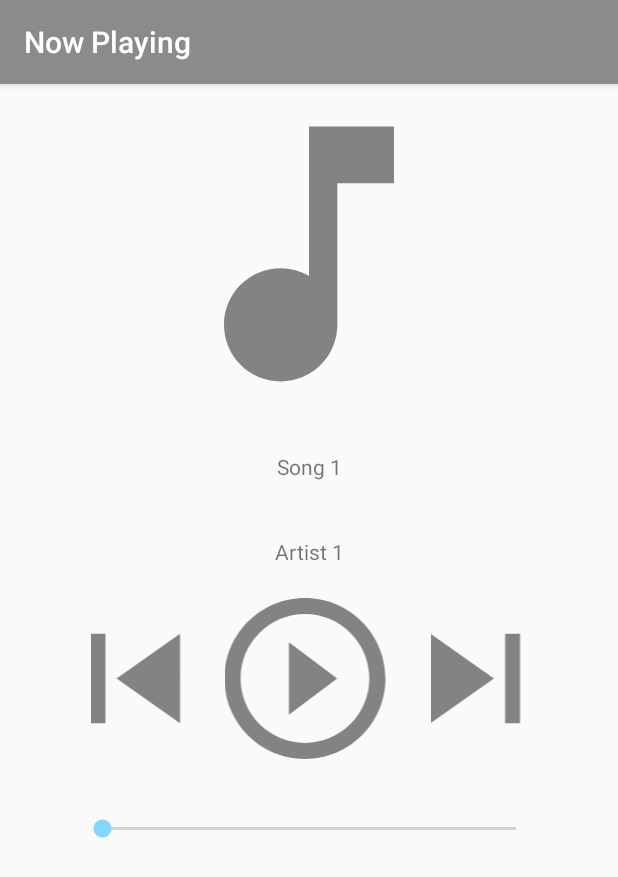
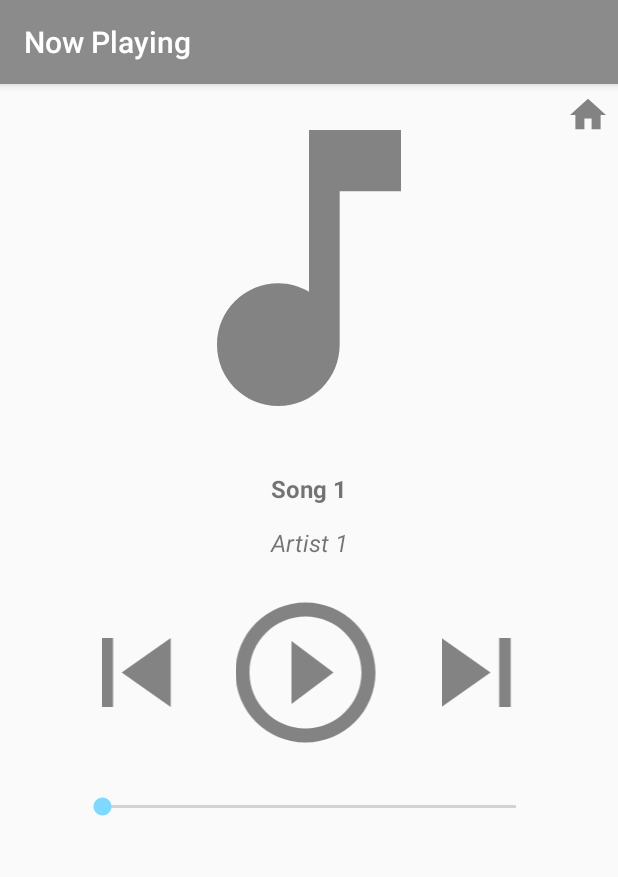
Before and after one commit to diederikdeneef/Music_Player, an Android app: the screen it shows after launch (NowPlaying), after a tap on an icon or button, on a phone screen of 412 x 824 dp. Shown: the top 877 px of the screen. Run offline under Robolectric (Android 15) with nearby library versions, the phone set to English and light mode, and no system bars; 3 other taps on this screen came first.

Commit message:
feat: Add home button to Now Playing
Add home button to the Now Playing activity to navigate directly to
the Music Library.

```diff
--- a/app/src/main/java/com/example/android/musicplayer/NowPlaying.java
+++ b/app/src/main/java/com/example/android/musicplayer/NowPlaying.java
@@ -68,5 +68,15 @@ public class NowPlaying extends AppCompatActivity {
                 startActivity(songDetailsIntent);
             }
         });
+
+        // Set onClickListener and intent on home icon
+        ImageView homeNowPlaying = (ImageView) findViewById(R.id.home_button_now_playing);
+        homeNowPlaying.setOnClickListener(new View.OnClickListener() {
+            @Override
+            public void onClick(View view) {
+                Intent homeIntent = new Intent(getApplicationContext(), MainActivity.class);
+                startActivity(homeIntent);
+            }
+        });
     }
 }
--- a/app/src/main/res/layout/now_playing.xml
+++ b/app/src/main/res/layout/now_playing.xml
@@ -8,12 +8,26 @@
         android:id="@+id/album_art_now_playing"
         android:layout_width="match_parent"
         android:layout_height="0dp"
+        android:scaleType="fitCenter"
         android:src="@drawable/ic_action_music_note"
         app:layout_constraintStart_toStartOf="parent"
         app:layout_constraintEnd_toEndOf="parent"
         app:layout_constraintTop_toTopOf="parent"
         app:layout_constraintBottom_toTopOf="@id/song_title_now_playing"
-        app:layout_constraintVertical_weight="4"/>
+        app:layout_constraintVertical_weight="5"/>
+
+    <ImageView
+        android:id="@+id/home_button_now_playing"
+        android:layout_width="wrap_content"
+        android:layout_height="wrap_content"
+        android:src="@drawable/ic_action_home"
+        app:layout_constraintStart_toStartOf="parent"
+        app:layout_constraintEnd_toEndOf="parent"
+        app:layout_constraintTop_toTopOf="parent"
+        app:layout_constraintBottom_toBottomOf="parent"
+        app:layout_constraintVertical_bias="0"
+        android:padding="8dp"
+        app:layout_constraintHorizontal_bias="1" />
 
     <TextView
         android:id="@+id/song_title_now_playing"
@@ -21,6 +35,8 @@
         android:layout_height="0dp"
         android:gravity="center"
         android:text="Song Title"
+        android:textStyle="bold"
+        android:textSize="16dp"
         app:layout_constraintStart_toStartOf="parent"
         app:layout_constraintEnd_toEndOf="parent"
         app:layout_constraintTop_toBottomOf="@id/album_art_now_playing"
@@ -31,8 +47,10 @@
         android:id="@+id/artist_name_now_playing"
         android:layout_width="match_parent"
         android:layout_height="0dp"
-        android:gravity="center"
+        android:gravity="center_horizontal"
         android:text="Artist Name"
+        android:textStyle="italic"
+        android:textSize="16dp"
         app:layout_constraintStart_toStartOf="parent"
         app:layout_constraintEnd_toEndOf="parent"
         app:layout_constraintTop_toBottomOf="@id/song_title_now_playing"
@@ -98,7 +116,7 @@
         app:layout_constraintStart_toStartOf="parent"
         app:layout_constraintEnd_toEndOf="parent"
         app:layout_constraintTop_toBottomOf="@id/seekbar_now_playing"
-        app:layout_constraintVertical_weight="4"/>
+        app:layout_constraintVertical_weight="5"/>
 
 
 
```
